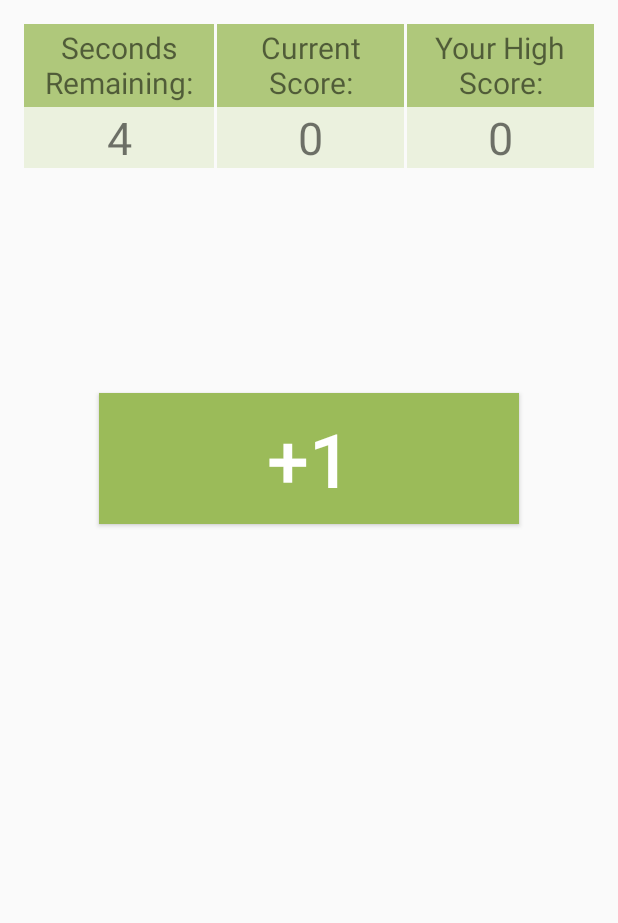
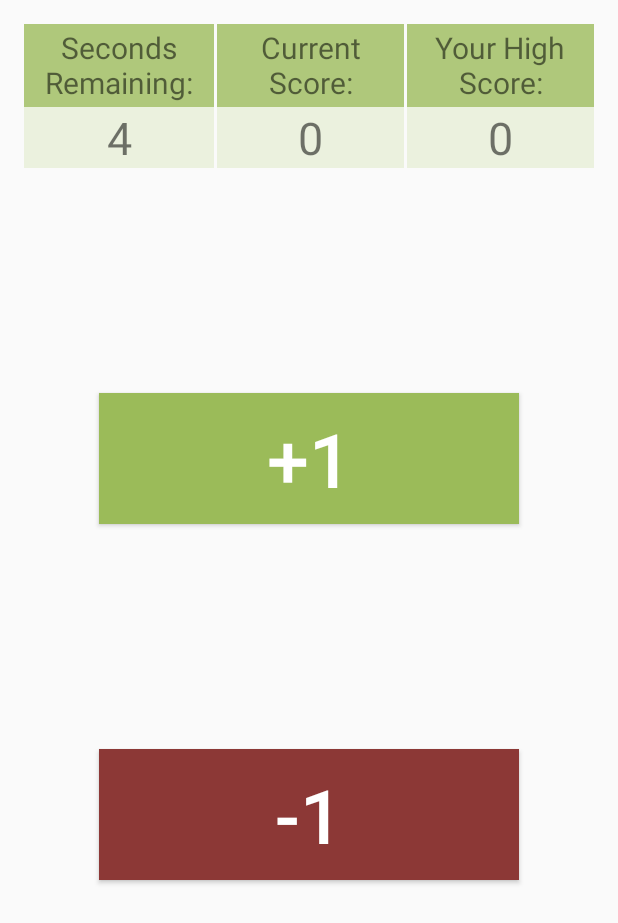
Before and after one commit to JerimyTate/ThirtySecondSmash, an Android app: the GameActivity screen opened directly, with no data from a screen before it, on a phone screen of 412 x 824 dp. Shown: the top 923 px of the screen. Run offline under Robolectric (Android 15) with nearby library versions, the phone set to English and light mode, and no system bars.

Commit message:
Added -1 Button, added methods to make one visible and hide the other and switch back.

```diff
--- a/app/src/main/res/layout/activity_game.xml
+++ b/app/src/main/res/layout/activity_game.xml
@@ -101,4 +101,17 @@
         android:padding="10sp"
         android:textSize="50sp"
         android:text="+1"/>
+
+    <Button
+        android:id="@+id/btnMinusOne"
+        android:layout_width="match_parent"
+        android:layout_height="wrap_content"
+        android:background="@color/colorDarkRed"
+        android:layout_marginTop="150dp"
+        android:layout_marginLeft="50dp"
+        android:layout_marginRight="50dp"
+        android:textColor="#fff"
+        android:padding="10sp"
+        android:textSize="50sp"
+        android:text="-1"/>
 </LinearLayout>
```
Also changed, not shown: app/src/main/java/com/pressthatbutton/thirtysecondsmash/GameActivity.java (+32 -7 lines).
